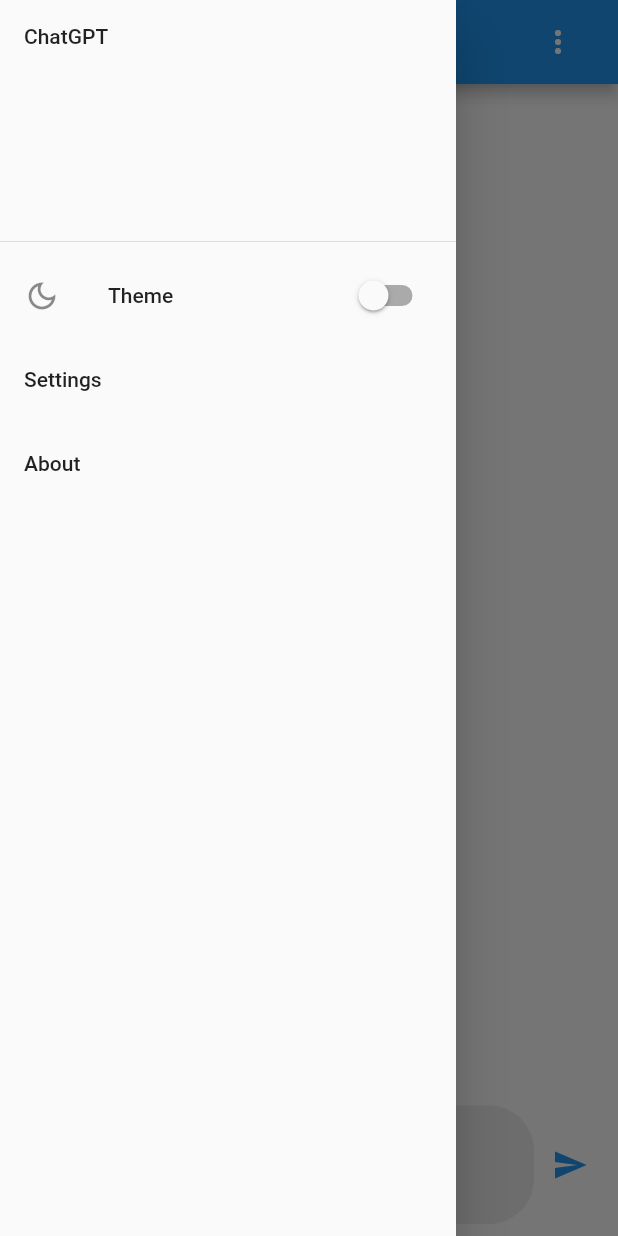
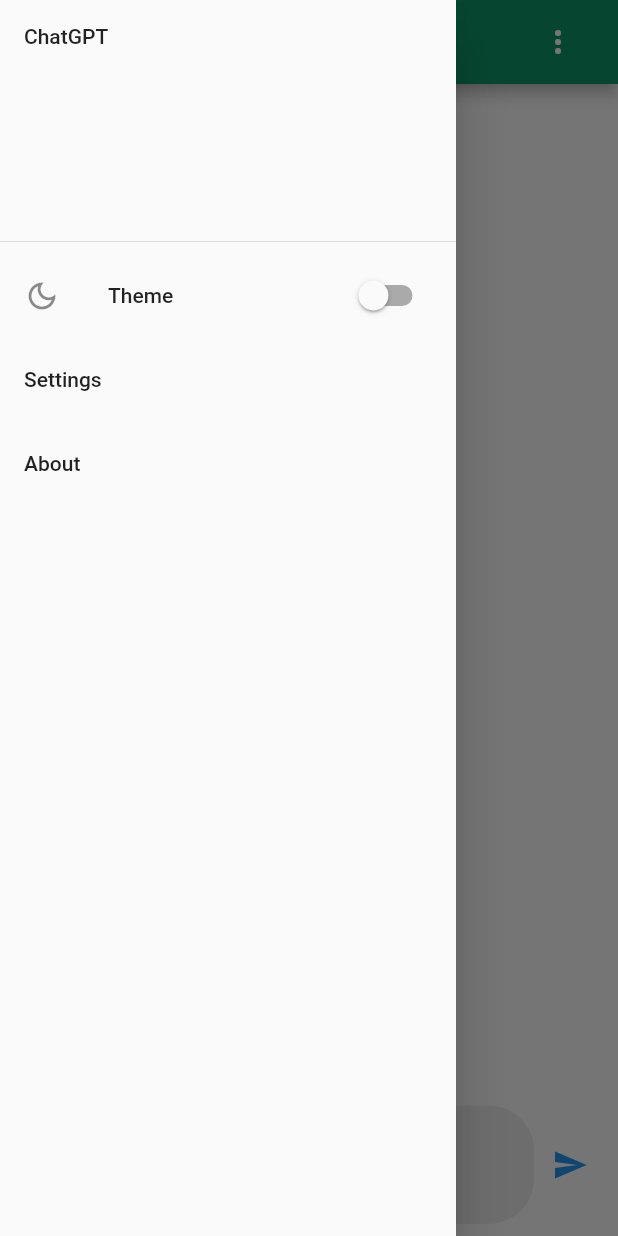
Before and after one commit to ahmedhmmad/chatgpt-flutter, a Flutter app: the ChatScreen screen opened directly, with the side drawer open, on a phone screen of 412 x 824 dp. Run offline on Flutter 3.47's test engine with Material 2 defaults, Android fonts, the phone set to English and light mode, and no system bars; our stand-ins replace animated_text_kit, flutter_spinkit, shared_preferences, webview_flutter; accounts and stored records are empty.

Commit message:
just add bg color to the chat screen

```diff
--- a/lib/screens/chat_screen.dart
+++ b/lib/screens/chat_screen.dart
@@ -1,3 +1,4 @@
+import 'package:chatgptapp/constants/constants.dart';
 import 'package:chatgptapp/services/api_services.dart';
 import 'package:chatgptapp/services/assets_managers.dart';
 import 'package:flutter/material.dart';
@@ -37,6 +38,7 @@
 
     return Scaffold(
       appBar: AppBar(
+        backgroundColor: scaffoldBgColor,
         title: Row(
           mainAxisSize:
               MainAxisSize.min, // set mainAxisSize to MainAxisSize.min
```
